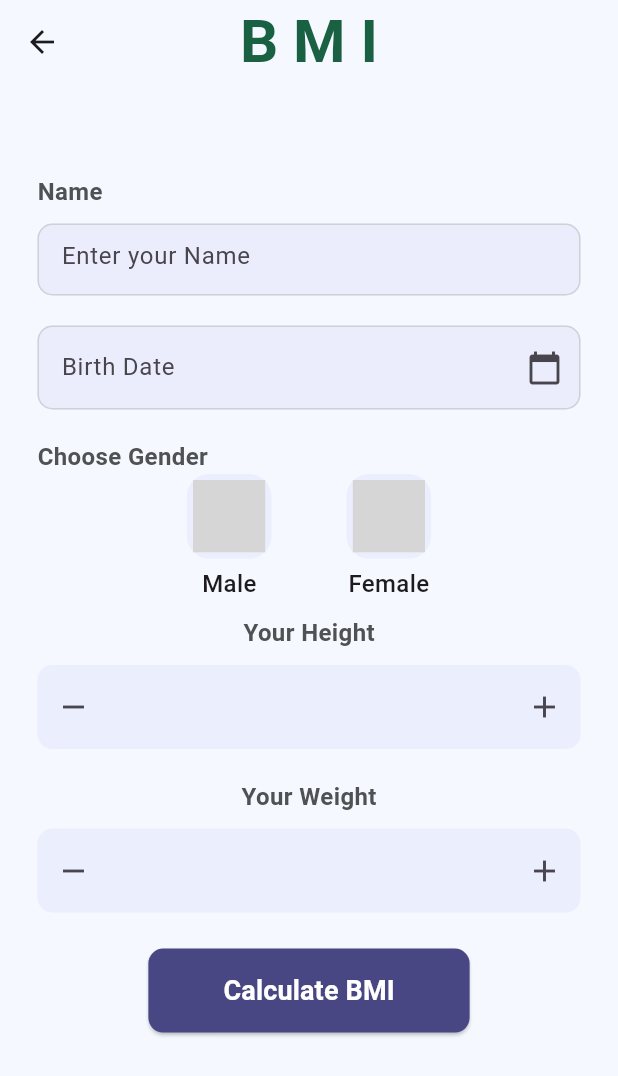
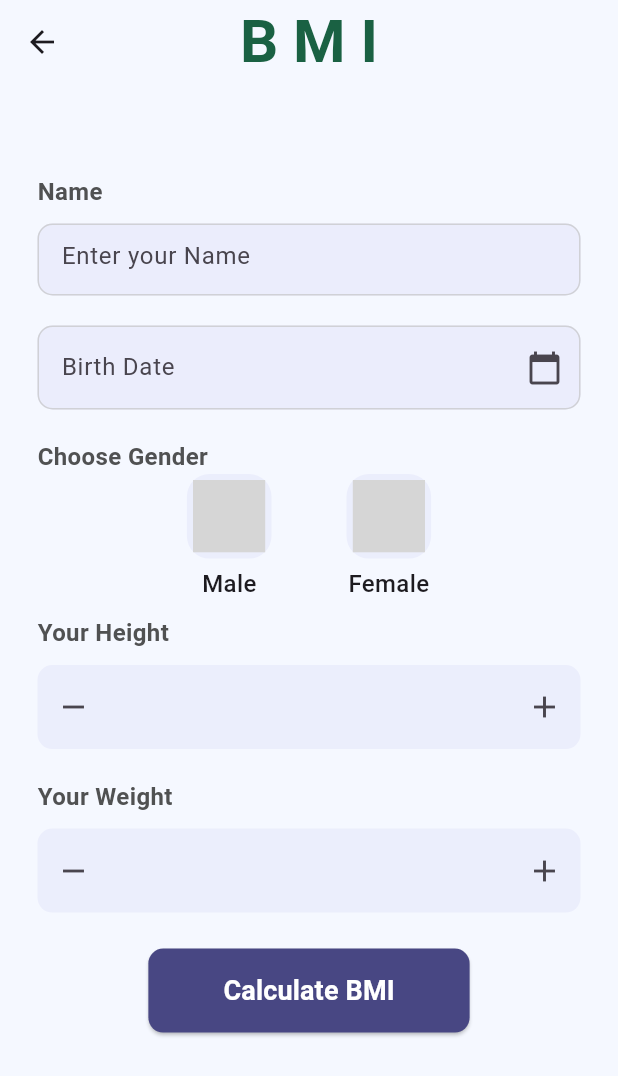
Before and after one commit to MernaSallam/bmi_calc_nti, a Flutter app: the BMIscreen screen opened directly, on a phone screen of 412 x 824 dp. Shown: the top 1076 px of the screen. Run offline on Flutter 3.47's test engine with Material 3 defaults, Android fonts, the phone set to English and light mode, and no system bars; our stand-ins replace bloc, dio, flutter_bloc, flutter_svg; grey boxes are pictures that could not be loaded.

Commit message:
Update secndScreen.dart

```diff
--- a/lib/features/BMI_Calc/presentation/UI_Screens/secndScreen.dart
+++ b/lib/features/BMI_Calc/presentation/UI_Screens/secndScreen.dart
@@ -256,6 +256,9 @@ class _BMIscreenState extends State<BMIscreen> {
                         ),
 
                         // Height Field
+                        Column(
+                          crossAxisAlignment: CrossAxisAlignment.start,
+                          children: [
                             const Text('Your Height',
                                 style: TextStyle(
                                   fontSize: 16,
@@ -270,11 +273,16 @@ class _BMIscreenState extends State<BMIscreen> {
                               onIncrement: _incrementHeight,
                               onDecrement: _decrementHeight,
                             ),
+                          ],
+                        ),
                         const SizedBox(
                           height: 20,
                         ),
 
                         //Weight Field
+                        Column(
+                          crossAxisAlignment: CrossAxisAlignment.start,
+                          children: [
                             const Text('Your Weight',
                                 style: TextStyle(
                                   fontSize: 16,
@@ -288,6 +296,8 @@ class _BMIscreenState extends State<BMIscreen> {
                               controller: Weightcontroller,
                               onIncrement: _incrementWeight,
                               onDecrement: _decrementWeight,
+                            ),
+                          ],
                         ),
                         const SizedBox(
                           height: 24,
```
Lines whose indentation alone changed are shown as unchanged.
